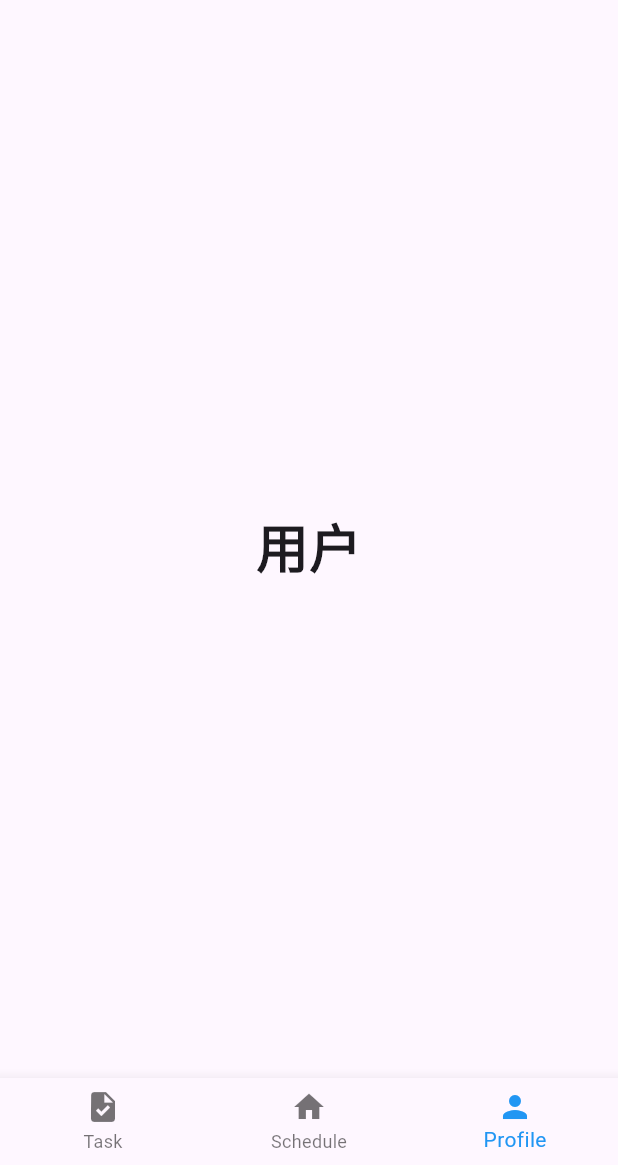
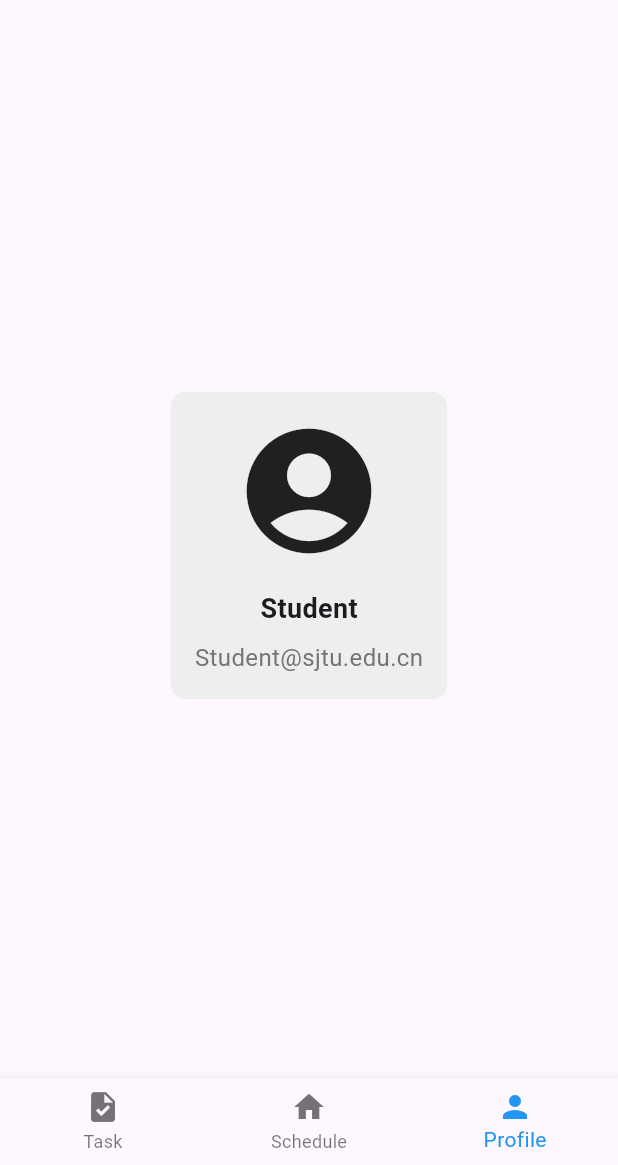
Before and after one commit to lostgeek3/Project7, a Flutter app: the screen it shows after launch, item 3 of the bottom bar chosen, on a phone screen of 412 x 824 dp, the part 71-1236 px from its top. Run offline on Flutter 3.47's test engine with Material 3 defaults, Android fonts, the phone set to English and light mode, and no system bars; our stand-ins replace logger, sqflite, sqflite_common_ffi; accounts and stored records are empty.

Commit message:
Chatgpt生成的构思UI
UI再好好调整一下，问题不大

```diff
--- a/awesome_schedule/lib/main.dart
+++ b/awesome_schedule/lib/main.dart
@@ -10,6 +10,7 @@ import 'package:untitled3/database/course_db.dart';
 import 'package:untitled3/database/timeInfo_db.dart';
 import 'package:sqflite_common_ffi/sqflite_ffi.dart';
 import 'package:untitled3/pages/homePage.dart';
+import 'package:untitled3/pages/logInPage.dart';
 
 void main() async {
   // 初始化数据库
@@ -30,8 +31,12 @@ class MyApp extends StatelessWidget {
   const MyApp({super.key});
   @override
   Widget build(BuildContext context) {
-    return const MaterialApp(
-      home: HomePage()
+    return MaterialApp(
+      initialRoute: '/',
+      routes: {
+        '/': (context) => const HomePage(),
+        '/logIn': (context) => const LogInPage()
+      }
     );
   }
 }
--- a/awesome_schedule/lib/pages/homePage.dart
+++ b/awesome_schedule/lib/pages/homePage.dart
@@ -2,6 +2,7 @@ export './homePage.dart';
 import 'package:flutter/material.dart';
 import 'package:untitled3/widgets/schedule.dart';
 import 'package:untitled3/widgets/scheduleColumnHeader.dart';
+import 'package:untitled3/widgets/userWidget.dart';
 
 class HomePage extends StatefulWidget {
   const HomePage({super.key});
@@ -12,7 +13,7 @@ class HomePage extends StatefulWidget {
 
 class _HomePageState extends State<HomePage> {
   // 导航栏状态
-  int _selectedIndex = 0;
+  int _selectedIndex = 1;
 
   static const List<Widget> _widgetOptions = <Widget>[
     Text(
@@ -28,10 +29,7 @@ class _HomePageState extends State<HomePage> {
             child: Schedule(),
           ),
         ]),
-    Text(
-      '用户',
-      style: TextStyle(fontSize: 35, fontWeight: FontWeight.bold),
-    ),
+    UserWidget()
   ];
 
   void _onItemTapped(int index) {
--- a/awesome_schedule/lib/service/user.dart
+++ b/awesome_schedule/lib/service/user.dart
@@ -5,7 +5,7 @@ import '../models/student.dart';
 /// 用于实现学生用户的登录登出、获取课程信息等服务
 
 // 学生用户（调用本机用户都来这里）
-Student userStudent = Student();
+Student userStudent = Student(name: 'Student', studentID: '522031234567', mail: 'Student@sjtu.edu.cn', avatar: '');
 
 // 登录
 void logIn() {
--- /dev/null
+++ b/awesome_schedule/lib/widgets/userWidget.dart
@@ -0,0 +1,79 @@
+import 'package:flutter/material.dart';
+import '../service/user.dart';
+import '../pages/logInPage.dart';
+
+class UserWidget extends StatefulWidget {
+  const UserWidget({super.key});
+
+  @override
+  State<UserWidget> createState() => _UserWidgetState();
+}
+
+class _UserWidgetState extends State<UserWidget> {
+  String username = userStudent.getName;
+  String mail = userStudent.getMail;
+  String avatar = userStudent.getAvatar;
+
+  @override
+  Widget build(BuildContext context) {
+    return Center(
+      child: GestureDetector(
+        onTap: () {
+          // 处理头像点击事件，跳转到登录页面
+          Navigator.push(
+            context,
+            MaterialPageRoute(builder: (context) => LogInPage()),
+          );
+        },
+        child: Container(
+          padding: const EdgeInsets.all(16.0),
+          decoration: BoxDecoration(
+            borderRadius: BorderRadius.circular(10.0),
+            color: Colors.grey[200], // 背景色
+          ),
+          child: Column(
+            mainAxisSize: MainAxisSize.min, // 主轴尺寸最小化，即垂直方向上尽可能小
+            mainAxisAlignment: MainAxisAlignment.center,
+            children: [
+              avatar.isNotEmpty
+                  ? Image.network(
+                      avatar,
+                      width: 100, // 设置头像的宽度
+                      height: 100, // 设置头像的高度
+                      fit: BoxFit.cover, // 图片适配方式，保持比例填充
+                      loadingBuilder: (BuildContext context, Widget child, ImageChunkEvent? loadingProgress) {
+                        if (loadingProgress == null) {
+                          return child;
+                        } else {
+                          return CircularProgressIndicator(
+                            value: loadingProgress.expectedTotalBytes != null
+                                ? loadingProgress.cumulativeBytesLoaded / loadingProgress.expectedTotalBytes!
+                                : null,
+                          );
+                        }
+                      },
+                    )
+                  : const Icon(Icons.account_circle, size: 100), // 如果头像为空，则显示默认图标
+              const SizedBox(height: 16.0), // 添加一些垂直间距
+              Text(
+                username,
+                style: const TextStyle(
+                  fontSize: 18.0,
+                  fontWeight: FontWeight.bold,
+                ),
+              ),
+              const SizedBox(height: 8.0), // 添加一些垂直间距
+              Text(
+                mail,
+                style: TextStyle(
+                  fontSize: 16.0,
+                  color: Colors.grey[600],
+                ),
+              ),
+            ],
+          ),
+        ),
+      ),
+    );
+  }
+}
```
Also changed, not shown: awesome_schedule/lib/models/student.dart (+20 -1 lines), awesome_schedule/lib/pages/addClassPage.dart (added, +15 -0 lines), awesome_schedule/lib/pages/logInPage.dart (added, +91 -0 lines).
